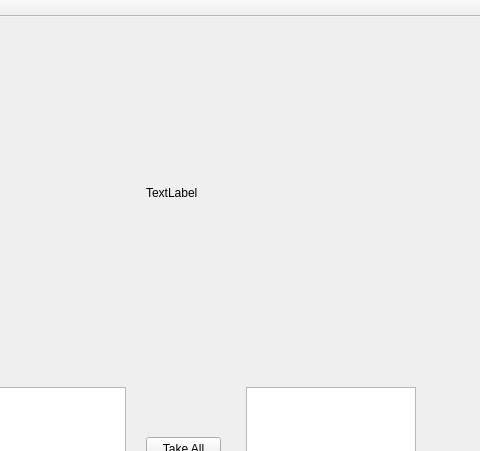
First picture: the form in mainwindow.ui, repository Colum-Mullally/Zork, before the edit; both pictures show x 384 to 864 and y 0 to 451 of the 864 by 665 pixel window.
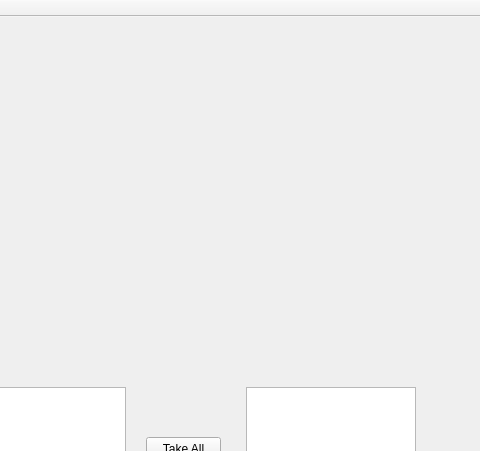
Second picture: the form after the edit.

Patch:
```diff
--- a/mainwindow.ui
+++ b/mainwindow.ui
@@ -89,12 +89,12 @@
      <rect>
       <x>530</x>
       <y>10</y>
-      <width>221</width>
+      <width>311</width>
       <height>331</height>
      </rect>
     </property>
     <property name="text">
-     <string>TextLabel</string>
+     <string/>
     </property>
    </widget>
    <widget class="QWidget" name="gridLayoutWidget">
```
